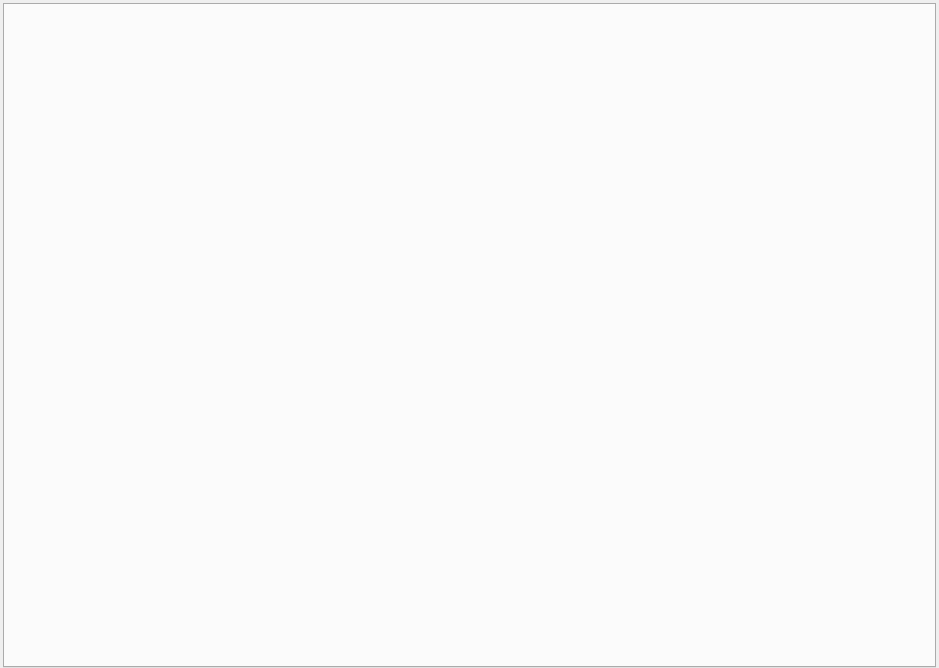
Before: the Qt Designer form ProductEvalTool/qc-busbar/mainface/face_power.ui in ChinaClever/ProductEvalTool, drawn with Qt 5.
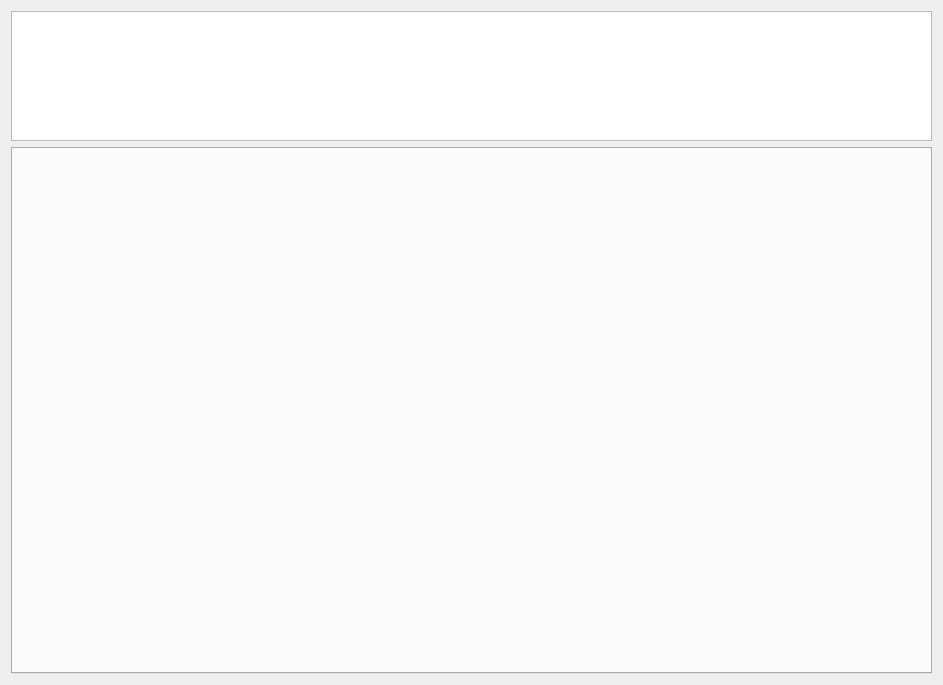
After: the same form once the commit is applied.

```diff
--- a/ProductEvalTool/qc-busbar/mainface/face_power.ui
+++ b/ProductEvalTool/qc-busbar/mainface/face_power.ui
@@ -7,31 +7,38 @@
     <x>0</x>
     <y>0</y>
     <width>939</width>
-    <height>668</height>
+    <height>685</height>
    </rect>
   </property>
   <property name="windowTitle">
    <string>Form</string>
   </property>
   <layout class="QGridLayout" name="gridLayout">
-   <property name="leftMargin">
-    <number>3</number>
-   </property>
-   <property name="topMargin">
-    <number>3</number>
-   </property>
-   <property name="rightMargin">
-    <number>3</number>
-   </property>
-   <property name="bottomMargin">
-    <number>0</number>
-   </property>
    <item row="0" column="0">
+    <widget class="QTextEdit" name="textEdit">
+     <property name="maximumSize">
+      <size>
+       <width>16777215</width>
+       <height>130</height>
+      </size>
+     </property>
+     <property name="font">
+      <font>
+       <family>微软雅黑</family>
+       <pointsize>48</pointsize>
+      </font>
+     </property>
+     <property name="readOnly">
+      <bool>true</bool>
+     </property>
+    </widget>
+   </item>
+   <item row="1" column="0">
     <widget class="QTabWidget" name="tabWidget">
      <property name="minimumSize">
       <size>
        <width>921</width>
-       <height>650</height>
+       <height>350</height>
       </size>
      </property>
      <property name="font">
```
